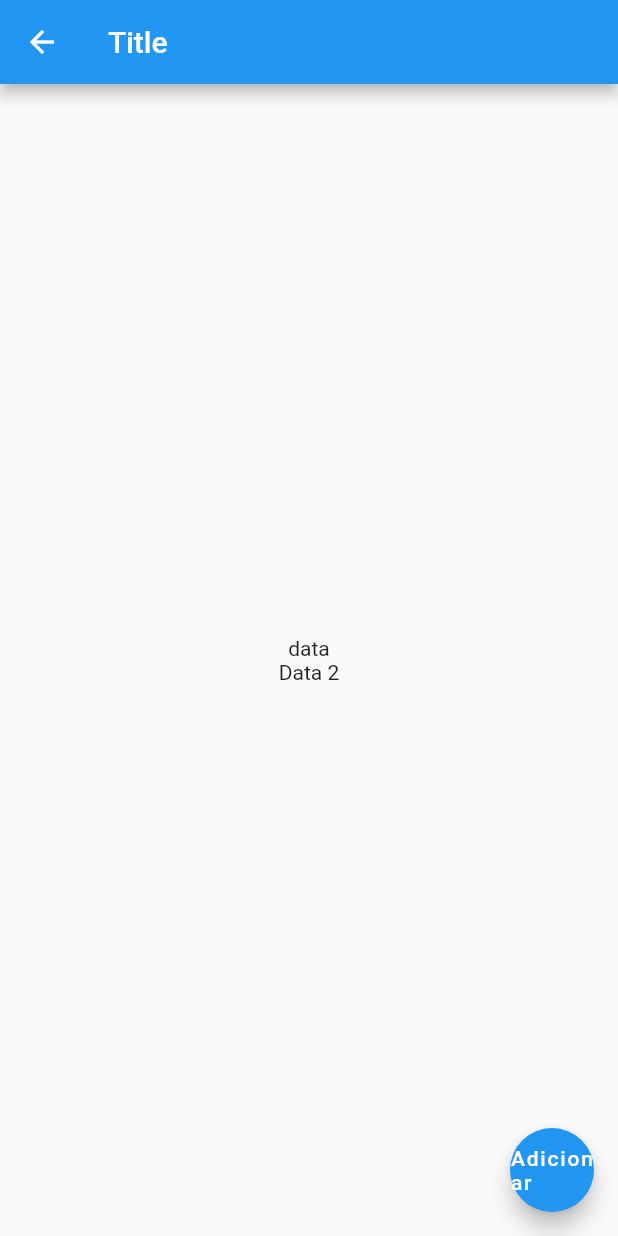
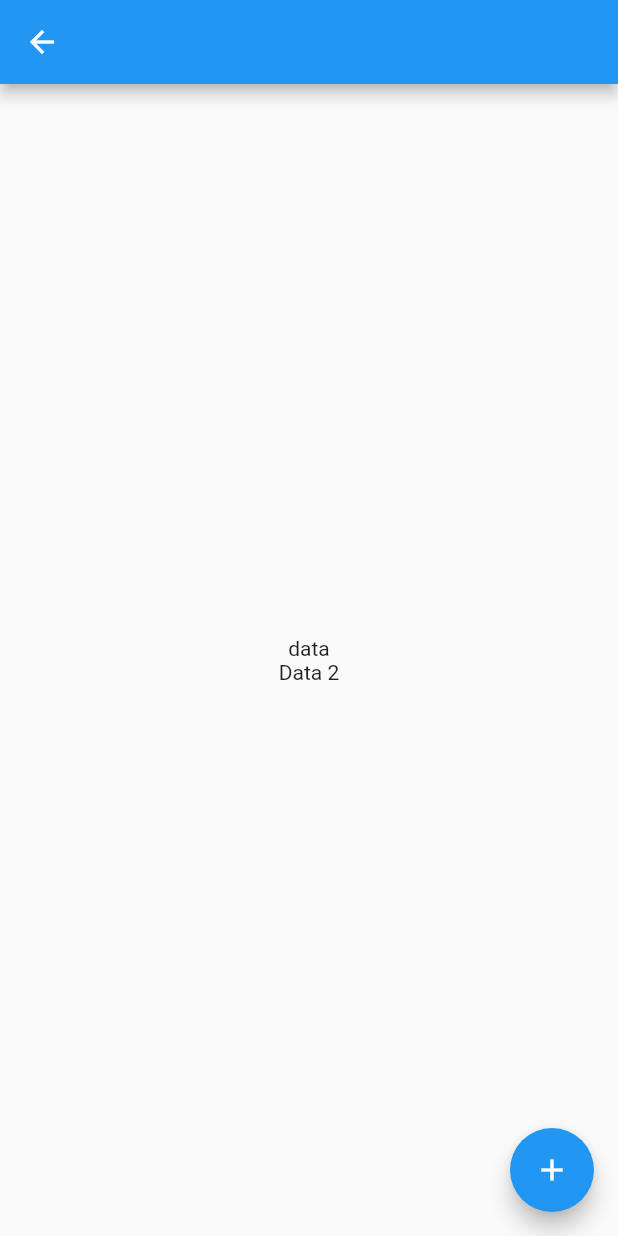
Before and after one commit to TeofiloAlbuquerque/supermarket_list, a Flutter app: the NeedBuyView screen opened by its route, on a phone screen of 412 x 824 dp. Run offline on Flutter 3.47's test engine with Material 2 defaults, Android fonts, the phone set to English and light mode, and no system bars; our stand-ins replace shared_preferences; accounts and stored records are empty.

Commit message:
bug fix: Tentativa de resolução do bug relacionado a AppBar não receber o valor do TextField

```diff
--- a/lib/src/design_system/widgets/custom_app_bar.dart
+++ b/lib/src/design_system/widgets/custom_app_bar.dart
@@ -1,9 +1,12 @@
 // ignore_for_file: public_member_api_docs, sort_constructors_first
 import 'package:flutter/material.dart';
 import 'package:lista_compras/src/design_system/colors/colors_app.dart';
+import 'package:provider/provider.dart';
+import '../../provider/text_field_provider.dart';
 
 class CustomAppBar extends StatelessWidget implements PreferredSizeWidget {
-  final String? title;
+  final String Function()? titleCallback;
+  final Consumer<TextFieldProvider>? titleProvider;
   final double? elevation;
   final Color background;
   final Widget? leading;
@@ -11,12 +14,13 @@ class CustomAppBar extends StatelessWidget implements PreferredSizeWidget {
   final Color? titleColor;
   const CustomAppBar({
     Key? key,
-    this.title,
+    this.titleCallback,
     this.elevation,
     required this.background,
     this.leading,
     this.trailing,
     this.titleColor,
+    this.titleProvider,
   }) : super(key: key);
 
   @override
@@ -28,11 +32,17 @@ class CustomAppBar extends StatelessWidget implements PreferredSizeWidget {
         trailing ?? const SizedBox(),
       ],
       elevation: elevation,
-      title: Text(
-        title ?? 'Title',
-        style: TextStyle(
-          color: titleColor ?? AppColors.white,
-        ),
+      title: Consumer<TextFieldProvider>(
+        builder: (context, textFieldProvider, child) {
+          final String title =
+              titleCallback?.call() ?? textFieldProvider.textFieldValue;
+          return Text(
+            title,
+            style: TextStyle(
+              color: titleColor ?? AppColors.white,
+            ),
+          );
+        },
       ),
     );
   }
--- a/lib/src/provider/text_field_provider.dart
+++ b/lib/src/provider/text_field_provider.dart
@@ -1,7 +1,7 @@
 import 'package:flutter/material.dart';
 
 class TextFieldProvider extends ChangeNotifier {
-  String _textFieldValue = 'Title';
+  String _textFieldValue = '';
 
   String get textFieldValue => _textFieldValue;
 
--- a/lib/src/views/home_view.dart
+++ b/lib/src/views/home_view.dart
@@ -65,7 +65,7 @@ class _HomeViewState extends State<HomeView> {
     return Scaffold(
       backgroundColor: AppColors.greyLight,
       appBar: CustomAppBar(
-        title: 'Minhas listas',
+        titleCallback: () => 'Minhas listas',
         background: AppColors.blue,
       ),
       drawer: const CustomDrawer(),
--- a/lib/src/views/need_buy_view.dart
+++ b/lib/src/views/need_buy_view.dart
@@ -11,12 +11,17 @@ class NeedBuyView extends StatelessWidget {
 
   @override
   Widget build(BuildContext context) {
-    final String textFieldValue =
-        Provider.of<TextFieldProvider>(context).textFieldValue;
+    // final String textFieldValue =
+    //     Provider.of<TextFieldProvider>(context).textFieldValue;
     return Scaffold(
       appBar: CustomAppBar(
         background: AppColors.blue,
-        title: textFieldValue,
+        titleProvider: Consumer<TextFieldProvider>(
+          builder: (context, textFieldProvider, child) {
+            return Text(textFieldProvider.textFieldValue);
+          },
+        ),
+        // title: textFieldValue,
         titleColor: AppColors.white,
       ),
       body: const Center(
@@ -30,7 +35,7 @@ class NeedBuyView extends StatelessWidget {
       ),
       floatingActionButton: FloatingActionButton(
         onPressed: () {},
-        child: const Text('Adicionar'),
+        child: const Icon(Icons.add),
       ),
     );
   }
```
